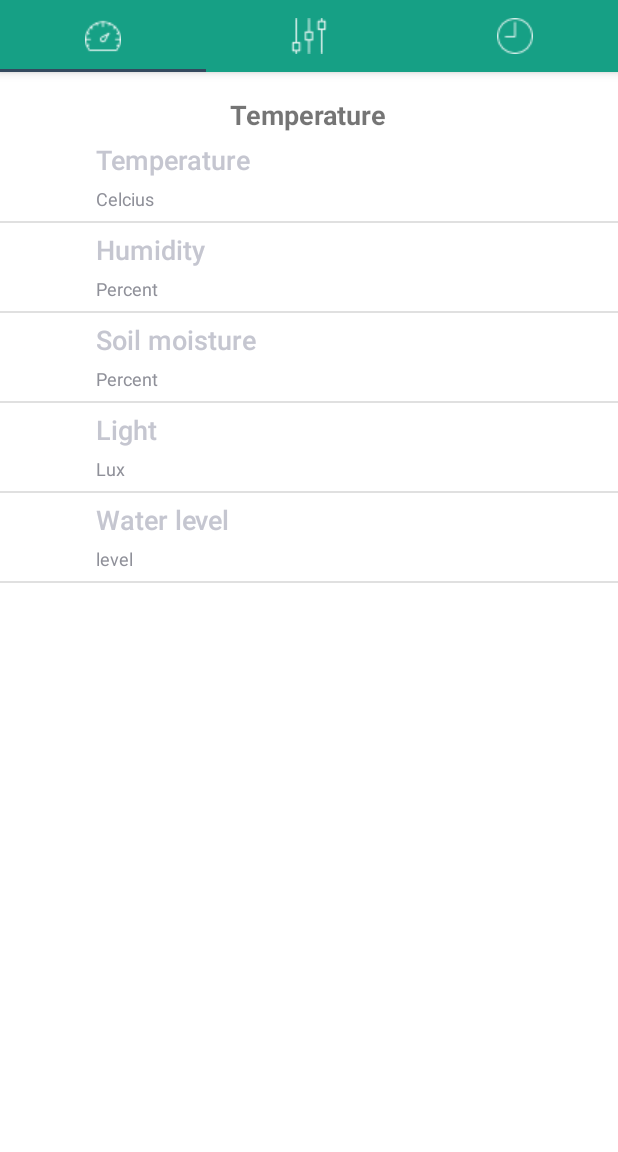
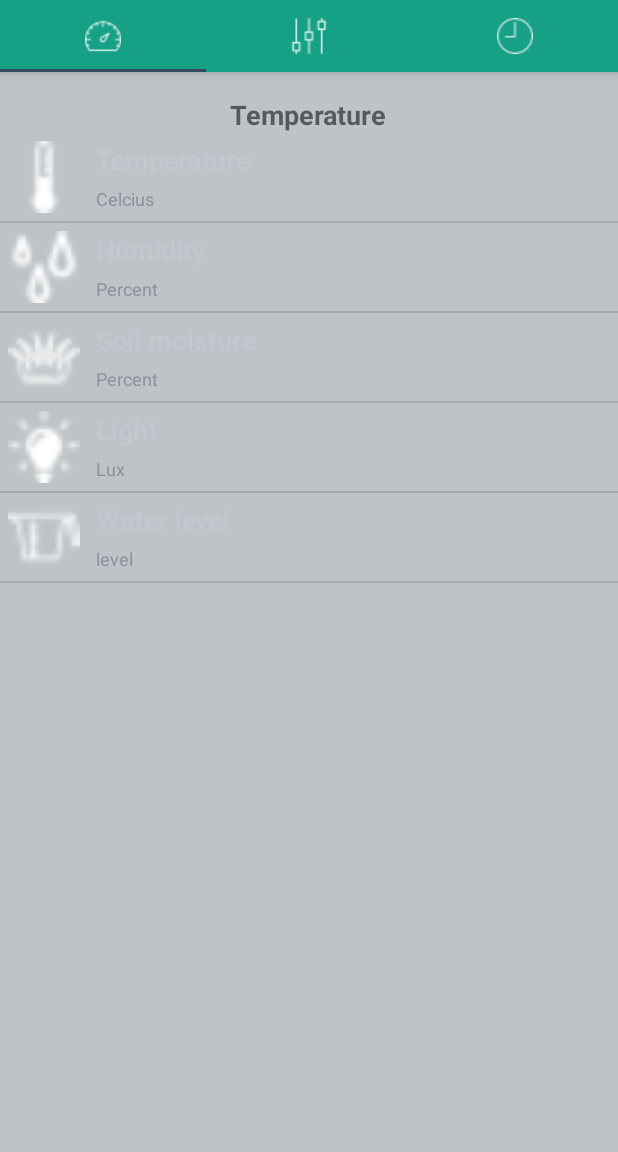
Before and after one commit to Piyapol/GrowUP2, an Android app: the screen it shows after launch (Home), after a tap on "LOGIN", on a phone screen of 412 x 824 dp, the part 84-1236 px from its top. Run offline under Robolectric (Android 15) with nearby library versions, the phone set to English and light mode, and no system bars.

Commit message:
edit background dashboard

```diff
--- a/app/src/main/res/layout/temperature.xml
+++ b/app/src/main/res/layout/temperature.xml
@@ -5,7 +5,7 @@
         android:layout_width="match_parent"
         android:layout_height="match_parent"
         android:layout_weight="1"
-        android:background="#fff"
+        android:background="@color/colorInverseDark"
         android:gravity="center_horizontal"
         android:layout_centerHorizontal="true"
         android:orientation="vertical">
```
